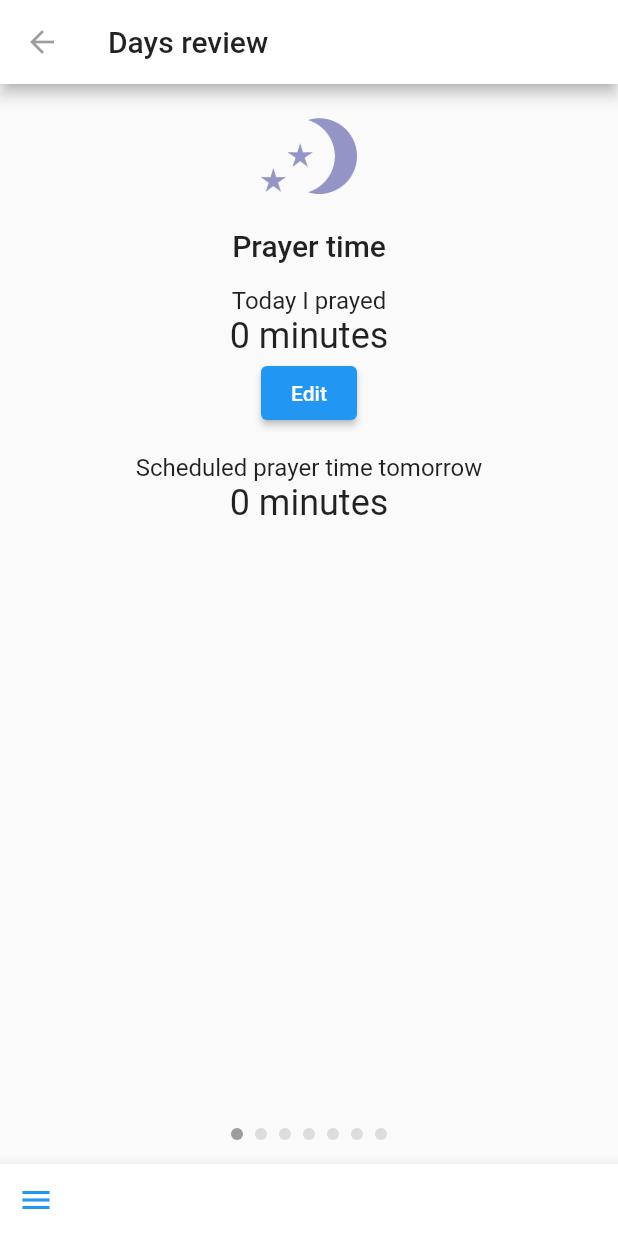
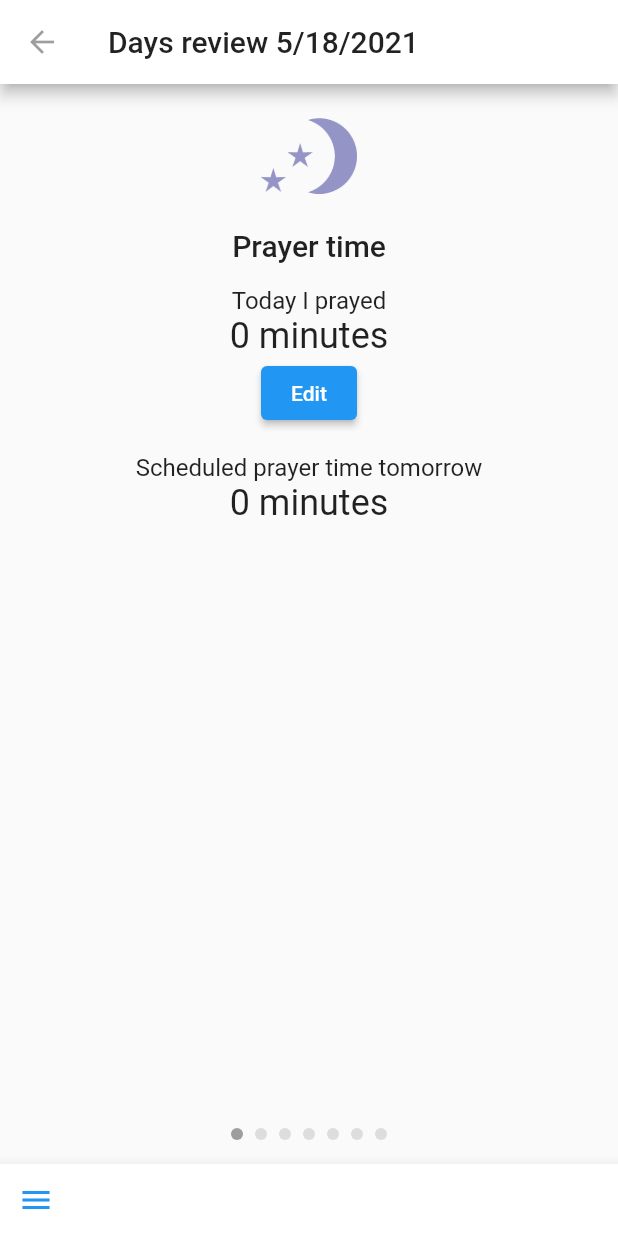
Before and after one commit to Bolldorf-OG/app2heaven, a Flutter app: the DayReviewPage screen opened by its route, on a phone screen of 412 x 824 dp. Run offline on Flutter 3.47's test engine with Material 2 defaults, Android fonts, the phone set to English and light mode, and no system bars; drawn by our look-alikes of page_view_indicators, streaming_shared_preferences; our stand-ins replace audio_service, cloud_firestore, datetime_picker_formfield, firebase_analytics, firebase_core, firebase_crashlytics and 18 more; missing offline and left inert: devicelocale, feature_discovery, file_picker_writable, markdown, pointycastle, uni_links2; accounts and stored records are empty; generated files the repository leaves out were written again; statements that could not run were skipped.

Commit message:
Release 3.1.0

```diff
--- a/lib/pages/days_preview/days_preview.dart
+++ b/lib/pages/days_preview/days_preview.dart
@@ -13,6 +13,7 @@
 
 import '../../generated/l10n.dart';
 import '../../preferences/preferences.dart';
+import '../../util/helpers.dart';
 import '../../widgets/navigation_drawer.dart';
 import 'decisions.dart';
 import 'deeds.dart';
@@ -25,6 +26,7 @@
     final strings = S.of(context);
     final pageNotifier = ValueNotifier(0);
     final settings = Provider.of<AppPreferences>(context).settings.daysPreview;
+    final locale = Localizations.localeOf(context);
 
     final pages = [
       if (settings.godsWords.getValue() == true) DayPreviewWords(),
@@ -35,7 +37,7 @@
 
     return Scaffold(
       appBar: AppBar(
-        title: Text(strings.dayspreview),
+        title: Text(strings.dayspreview_date(locale.shortDateFormat.format(DateTime.now()))),
       ),
       bottomNavigationBar: NavigationBottomAppBar(),
       body: Stack(
--- a/lib/pages/days_review/days_review.dart
+++ b/lib/pages/days_review/days_review.dart
@@ -14,6 +14,7 @@
 
 import '../../generated/l10n.dart';
 import '../../preferences/preferences.dart';
+import '../../util/helpers.dart';
 import '../../widgets/navigation_drawer.dart';
 import 'calm_down.dart';
 import 'confession.dart';
@@ -29,11 +30,15 @@
     final strings = S.of(context);
     final pageNotifier = ValueNotifier(0);
     final settings = Provider.of<AppPreferences>(context).settings.daysReview;
+    final locale = Localizations.localeOf(context);
+
+    final now = DateTime.now();
+    final date = now.hour < 4 ? now.add(Duration(hours: -12)).startOfDay : now.startOfDay;
 
     final pages = [
-      if (settings.prayerTime.getValue() == true) DayReviewPrayerTime(),
-      if (settings.decisions.getValue() == true) DayReviewDecisions(),
-      if (settings.deeds.getValue() == true) DayReviewDeeds(),
+      if (settings.prayerTime.getValue() == true) DayReviewPrayerTime(date: date),
+      if (settings.decisions.getValue() == true) DayReviewDecisions(date: date),
+      if (settings.deeds.getValue() == true) DayReviewDeeds(date: date),
       DayReviewCalmDown(),
       DayReviewConfession(),
       DayReviewForgiveness(),
@@ -42,7 +47,7 @@
 
     return Scaffold(
       appBar: AppBar(
-        title: Text(strings.daysreview),
+        title: Text(strings.daysreview_date(locale.shortDateFormat.format(date))),
       ),
       bottomNavigationBar: NavigationBottomAppBar(),
       body: Stack(
--- a/lib/pages/days_review/deeds.dart
+++ b/lib/pages/days_review/deeds.dart
@@ -16,6 +16,10 @@
 import '../../util/helpers.dart';
 
 class DayReviewDeeds extends StatelessWidget {
+  final DateTime date;
+
+  const DayReviewDeeds({Key? key, required this.date}) : super(key: key);
+
   @override
   Widget build(BuildContext context) {
     final dao = Provider.of<AppDatabase>(context).deedsDao;
@@ -48,7 +52,7 @@
           Expanded(
             child: StreamBuilder<List<Deed>>(
                 initialData: const [],
-                stream: dao.getDeedsStreamForDate(DateTime.now().toUtc().startOfDay),
+                stream: dao.getDeedsStreamForDate(date),
                 builder: (context, snapshot) {
                   if (snapshot.data == null) {
                     return Text("Error: ${snapshot.error}");
--- a/lib/pages/days_review/prayer_time.dart
+++ b/lib/pages/days_review/prayer_time.dart
@@ -20,6 +20,10 @@
 import '../../widgets/prayer_time_chart.dart';
 
 class DayReviewPrayerTime extends StatefulWidget {
+  final DateTime date;
+
+  const DayReviewPrayerTime({Key? key, required this.date}) : super(key: key);
+
   @override
   State<StatefulWidget> createState() => _DayReviewPrayerTimeState();
 }
@@ -32,8 +36,6 @@
 
   final _dialogController = TextEditingController();
   final _dialogFocusNode = FocusNode();
-
-  final _today = DateTime.now().startOfDay;
 
   void _editPrayerTimeToday(PrayerItemsDao dao) async {
     final strings = S.of(context);
@@ -74,20 +76,20 @@
     }
 
     await dao.insertPrayerItem(PrayerItemsCompanion.insert(
-      date: DateTime.now(),
+      date: widget.date,
       duration: Value(newDuration - oldDuration),
     ));
   }
 
   void _loadPrayerDurations() async {
     final dao = Provider.of<AppDatabase>(context).prayerItemsDao;
-    _prayerDurationTodaySubscription = dao.getTotalPrayerDurationForDateStream(_today).listen((duration) {
+    _prayerDurationTodaySubscription = dao.getTotalPrayerDurationForDateStream(widget.date).listen((duration) {
       setState(() {
         _prayerDurationToday = duration;
       });
     });
 
-    final durationTomorrow = await getIntendedPrayerTime(_today.add(Duration(days: 1)).getWeekday());
+    final durationTomorrow = await getIntendedPrayerTime(widget.date.add(Duration(days: 1)).getWeekday());
     setState(() {
       _prayerDurationTomorrow = durationTomorrow;
     });
--- a/lib/preferences/dialogs.dart
+++ b/lib/preferences/dialogs.dart
@@ -12,12 +12,17 @@
 import 'preferences.dart';
 
 class DialogsPreferences {
+  final Preference<bool> reset2021;
   final Preference<bool> askForAnalytics;
   final Preference<bool> askForProgrammers;
   final Preference<DateTime> askForDonationsDate;
 
   DialogsPreferences(StreamingSharedPreferences preferences)
-      : askForAnalytics = preferences.getBool(
+      : reset2021 = preferences.getBool(
+          DialogsConstants.keyReset2021,
+          defaultValue: false,
+        ),
+        askForAnalytics = preferences.getBool(
           DialogsConstants.keyAskForAnalytics,
           defaultValue: true,
         ),
@@ -32,12 +37,14 @@
         );
 
   Map<String, dynamic> get jsonData => {
+        "reset2021": reset2021.getValue(),
         "askForAnalytics": askForAnalytics.getValue(),
         "askForProgrammers": askForProgrammers.getValue(),
         "askForDonationsDate": askForDonationsDate.getValue().toIso8601String(),
       };
 
   Future<void> readFromJson(Map<String, dynamic> prefsJson) async {
+    await reset2021.setOrClearValue(prefsJson["reset2021"]);
     await askForAnalytics.setOrClearValue(prefsJson["askForAnalytics"]);
     await askForProgrammers.setOrClearValue(prefsJson["askForProgrammers"]);
     await askForDonationsDate.setOrClearValue(DateTime.parse(prefsJson["askForDonationsDate"]));
--- a/lib/util/constants.dart
+++ b/lib/util/constants.dart
@@ -67,6 +67,7 @@
 }
 
 class DialogsConstants {
+  static const keyReset2021 = "dialogs_reset_2021";
   static const keyAskForAnalytics = "dialogs_ask_for_analytics";
   static const keyAskForProgrammers = "dialogs_ask_for_programmers";
   static const keyAskForDonationsDate = "dialogs_asked_for_donations_on";
@@ -75,8 +76,8 @@
 
 class DonationsConstants {
   static const link = "https://www.app2heaven.com/#comp-jgkv57g5";
-  static const timeoutNormal = Duration(days: 30);
-  static const timeoutExtended = Duration(days: 90);
+  static const timeoutNormal = Duration(days: 14);
+  static const timeoutExtended = Duration(days: 30);
 }
 
 enum GodsWordsReminderType {
--- a/pubspec.yaml
+++ b/pubspec.yaml
@@ -1,7 +1,7 @@
 name: app2heaven_flutter
 description: A new Flutter application.
 
-version: 2.1.0+9900084 # This is only for Android, iOS uses the version from Xcode
+version: 2.1.0+9900086 # This is only for Android, iOS uses the version from Xcode
 
 environment:
   sdk: '>=2.12.0 <3.0.0'
```
Also changed, not shown: lib/l10n/intl_de.arb (+8 -4 lines), lib/l10n/intl_en.arb (+8 -4 lines), lib/l10n/intl_fr.arb (+8 -5 lines), lib/pages/confession/planner.dart (+11 -8 lines), lib/pages/days_review/decisions.dart (+5 -4 lines), lib/widgets/dashboard/dialogs.dart (+18 -4 lines), lib/generated/intl/messages_de.dart, lib/generated/intl/messages_en.dart, lib/generated/intl/messages_fr.dart, lib/generated/l10n.dart, 1 other file.
